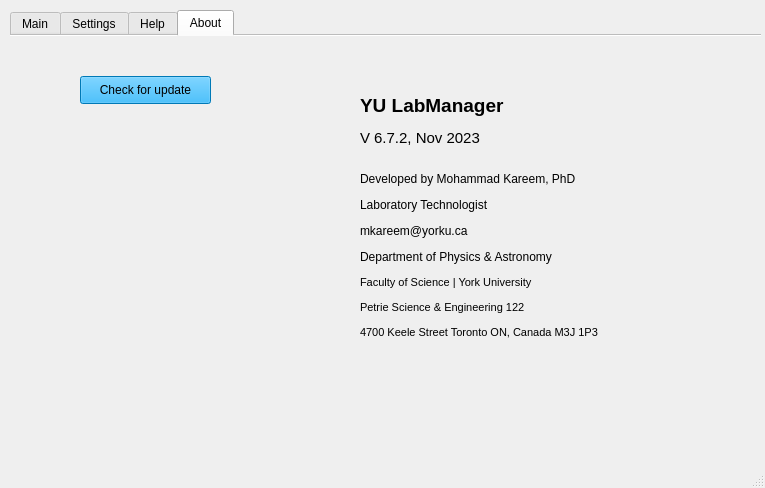
Qt form assets/YorkULabSeating.ui (tdgskinner/yorku-phys-lab-seating) before a commit.
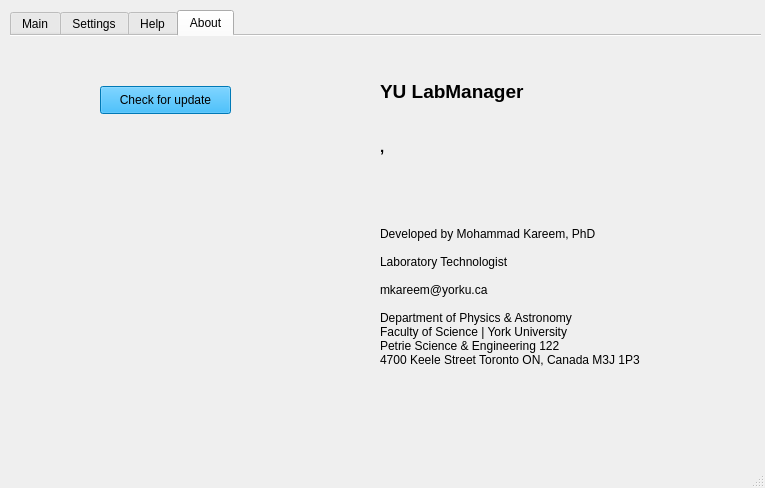
The same form after that commit. The open tabs and pages were chosen to show the change. Icons and pictures are not drawn.

What changed in the file:
```diff
--- a/assets/YorkULabSeating.ui
+++ b/assets/YorkULabSeating.ui
@@ -838,24 +838,6 @@
      <attribute name="title">
       <string>About</string>
      </attribute>
-     <widget class="QLabel" name="label">
-      <property name="geometry">
-       <rect>
-        <x>350</x>
-        <y>30</y>
-        <width>321</width>
-        <height>301</height>
-       </rect>
-      </property>
-      <property name="font">
-       <font>
-        <family>Arial</family>
-       </font>
-      </property>
-      <property name="text">
-       <string>&lt;html&gt;&lt;head/&gt;&lt;body&gt;&lt;p&gt;&lt;span style=&quot; font-size:14pt; font-weight:600;&quot;&gt;YU LabManager&lt;/span&gt;&lt;/p&gt;&lt;p&gt;&lt;span style=&quot; font-size:11pt;&quot;&gt;V 6.7.2, Nov 2023&lt;/span&gt;&lt;br/&gt;&lt;/p&gt;&lt;p&gt;Developed by Mohammad Kareem, PhD&lt;/p&gt;&lt;p&gt;&lt;span style=&quot; font-family:'Calibri,sans-serif'; color:#000000;&quot;&gt;Laboratory Technologist&lt;/span&gt;&lt;/p&gt;&lt;p&gt;mkareem@yorku.ca&lt;/p&gt;&lt;p&gt;Department of Physics &amp;amp; Astronomy&lt;/p&gt;&lt;p&gt;&lt;span style=&quot; font-size:8.5pt; color:#000000;&quot;&gt;Faculty of Science | &lt;/span&gt;&lt;span style=&quot; font-size:8.5pt; color:#000000; text-transform:uppercase;&quot;&gt;York University&lt;/span&gt;&lt;/p&gt;&lt;p&gt;&lt;span style=&quot; font-size:8.5pt; color:#000000;&quot;&gt;Petrie Science &amp;amp; Engineering 122&lt;/span&gt;&lt;/p&gt;&lt;p&gt;&lt;span style=&quot; font-size:8.5pt; color:#000000;&quot;&gt;4700 Keele Street Toronto ON, Canada M3J 1P3&lt;/span&gt;&lt;/p&gt;&lt;/body&gt;&lt;/html&gt;</string>
-      </property>
-     </widget>
      <widget class="QLabel" name="label_9">
       <property name="geometry">
        <rect>
@@ -878,8 +860,8 @@
      <widget class="QPushButton" name="pushButton_update_check">
       <property name="geometry">
        <rect>
-        <x>70</x>
-        <y>40</y>
+        <x>90</x>
+        <y>50</y>
         <width>131</width>
         <height>28</height>
        </rect>
@@ -891,6 +873,78 @@
        <string>Check for update</string>
       </property>
      </widget>
+     <widget class="QWidget" name="verticalLayoutWidget_2">
+      <property name="geometry">
+       <rect>
+        <x>370</x>
+        <y>30</y>
+        <width>361</width>
+        <height>301</height>
+       </rect>
+      </property>
+      <layout class="QVBoxLayout" name="verticalLayout_2">
+       <item>
+        <widget class="QLabel" name="label_appName">
+         <property name="font">
+          <font>
+           <pointsize>14</pointsize>
+           <weight>75</weight>
+           <bold>true</bold>
+          </font>
+         </property>
+         <property name="text">
+          <string>YU LabManager</string>
+         </property>
+        </widget>
+       </item>
+       <item>
+        <widget class="QLabel" name="label_appVersion">
+         <property name="font">
+          <font>
+           <pointsize>11</pointsize>
+           <weight>75</weight>
+           <bold>true</bold>
+          </font>
+         </property>
+         <property name="text">
+          <string>&lt;version&gt;, &lt;date&gt;</string>
+         </property>
+        </widget>
+       </item>
+       <item>
+        <spacer name="verticalSpacer_2">
+         <property name="orientation">
+          <enum>Qt::Vertical</enum>
+         </property>
+         <property name="sizeType">
+          <enum>QSizePolicy::Maximum</enum>
+         </property>
+         <property name="sizeHint" stdset="0">
+          <size>
+           <width>20</width>
+           <height>50</height>
+          </size>
+         </property>
+        </spacer>
+       </item>
+       <item>
+        <widget class="QLabel" name="label_author">
+         <property name="text">
+          <string>Developed by Mohammad Kareem, PhD
+
+Laboratory Technologist
+
+mkareem@yorku.ca
+
+Department of Physics &amp; Astronomy
+Faculty of Science | York University
+Petrie Science &amp; Engineering 122
+4700 Keele Street Toronto ON, Canada M3J 1P3</string>
+         </property>
+        </widget>
+       </item>
+      </layout>
+     </widget>
     </widget>
    </widget>
   </widget>
```
